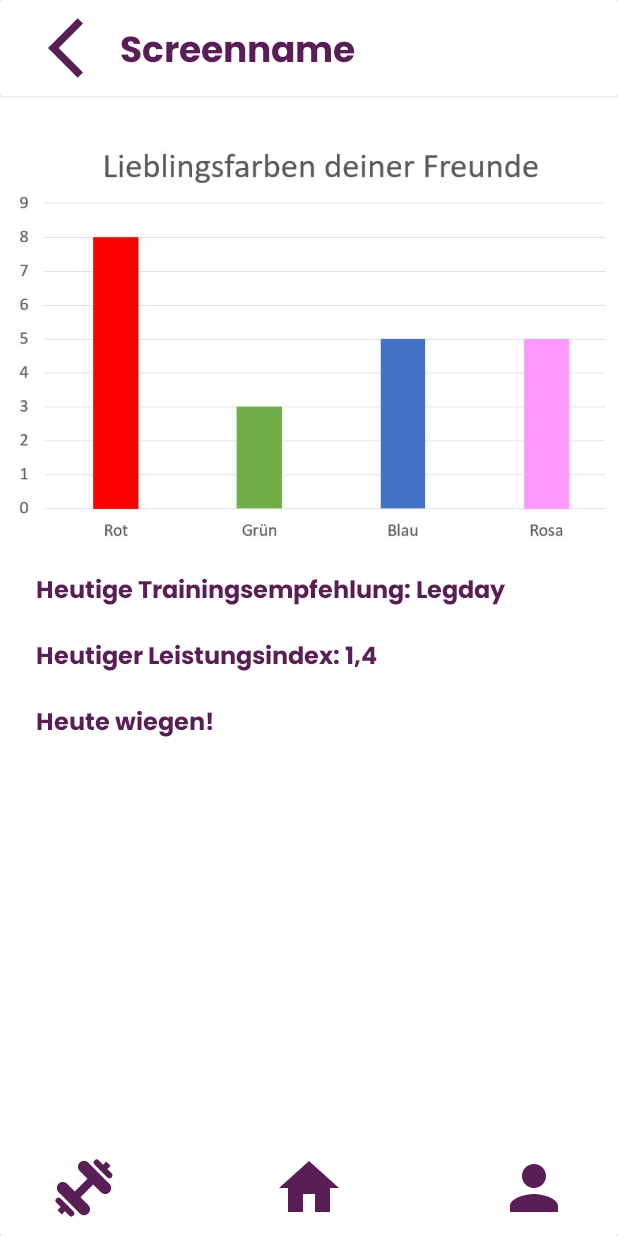
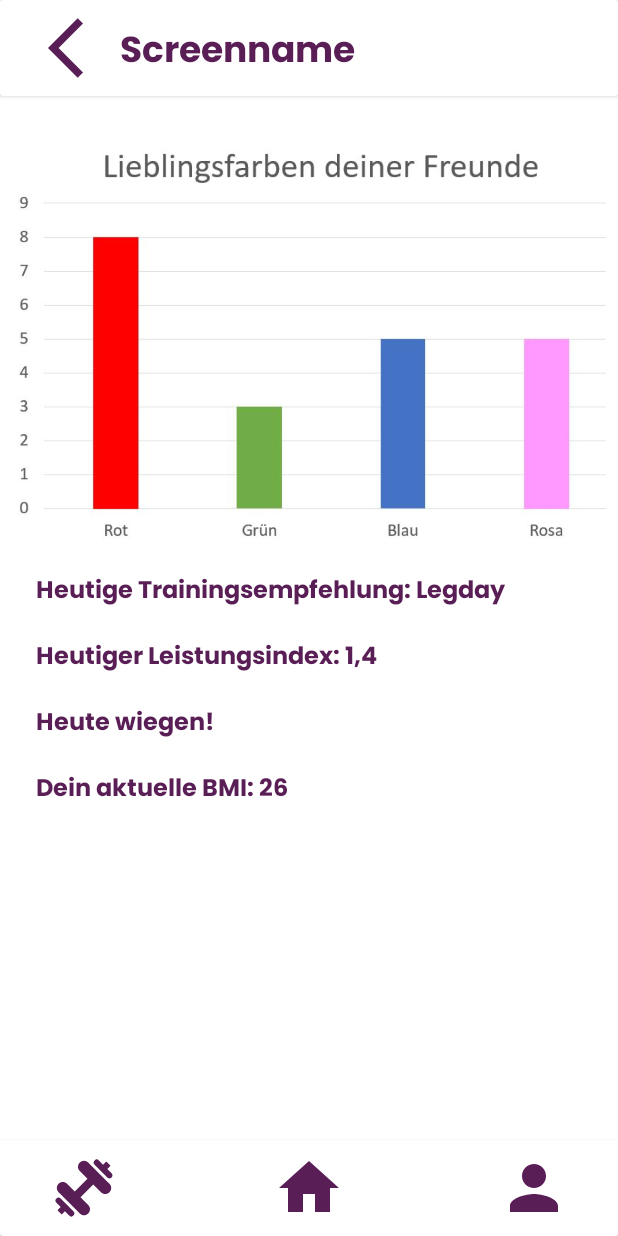
Before and after one commit to Murdoc1988/FitnessJust4U, an Android app: the HomeFragment screen opened through its navigation route, on a phone screen of 412 x 824 dp. Run offline under Robolectric (Android 15) with nearby library versions, the phone set to English and light mode, and no system bars; 2 statements that could not run were skipped.

Commit message:
data classes added detailAdapter added

```diff
--- a/app/src/main/java/com/example/fitnessjust4you/TrainingDetailFragment.kt
+++ b/app/src/main/java/com/example/fitnessjust4you/TrainingDetailFragment.kt
@@ -5,55 +5,56 @@ import androidx.fragment.app.Fragment
 import android.view.LayoutInflater
 import android.view.View
 import android.view.ViewGroup
+import android.widget.Toast
+import androidx.recyclerview.widget.LinearLayoutManager
+import com.example.fitnessjust4you.adapter.TrainingDetailAdapter
+import com.example.fitnessjust4you.databinding.FragmentTrainingDetailBinding
+import com.example.fitnessjust4you.model.TrainingDetail
+class TrainingDetailFragment : Fragment() {
 
-// TODO: Rename parameter arguments, choose names that match
-// the fragment initialization parameters, e.g. ARG_ITEM_NUMBER
-private const val ARG_PARAM1 = "param1"
-private const val ARG_PARAM2 = "param2"
-
-/**
- * A simple [Fragment] subclass.
- * Use the [TrainingDetailFragment.newInstance] factory method to
- * create an instance of this fragment.
- */
-class TrainingDetailFragment : Fragment() {
-    // TODO: Rename and change types of parameters
-    private var param1: String? = null
-    private var param2: String? = null
+    private lateinit var binding: FragmentTrainingDetailBinding
+    private lateinit var adapter: TrainingDetailAdapter
+    private lateinit var trainingDetailList: MutableList<TrainingDetail>
 
     override fun onCreate(savedInstanceState: Bundle?) {
         super.onCreate(savedInstanceState)
-        arguments?.let {
-            param1 = it.getString(ARG_PARAM1)
-            param2 = it.getString(ARG_PARAM2)
-        }
+        binding = FragmentTrainingDetailBinding.inflate(layoutInflater)
+        val view = binding.root
+        setContentView(view)
+        fillTrainingDetailList()
+        setUpUi()
+
     }
 
-    override fun onCreateView(
-        inflater: LayoutInflater, container: ViewGroup?,
-        savedInstanceState: Bundle?
-    ): View? {
-        // Inflate the layout for this fragment
-        return inflater.inflate(R.layout.fragment_training_detail, container, false)
+    fun setUpUi(){
+        binding.detailRv.layoutManager = LinearLayoutManager(this)
+        adapter = TrainingDetailAdapter(trainingDetailList)
+        binding.detailRv.adapter = adapter
     }
 
-    companion object {
-        /**
-         * Use this factory method to create a new instance of
-         * this fragment using the provided parameters.
-         *
-         * @param param1 Parameter 1.
-         * @param param2 Parameter 2.
-         * @return A new instance of fragment TrainingDetailFragment.
-         */
-        // TODO: Rename and change types and number of parameters
-        @JvmStatic
-        fun newInstance(param1: String, param2: String) =
-            TrainingDetailFragment().apply {
-                arguments = Bundle().apply {
-                    putString(ARG_PARAM1, param1)
-                    putString(ARG_PARAM2, param2)
-                }
-            }
+    fun fillTrainingDetailList(){
+        trainingDetailList = mutableListOf(
+            TrainingDetail(1, 1, 80.0, 20, 1, 30, 1),
+            TrainingDetail(2, 2, 80.0, 20, 1, 30, 1),
+            TrainingDetail(3, 3, 80.0, 20, 1, 30, 1),
+            TrainingDetail(4, 4, 80.0, 20, 1, 30, 1),
+            TrainingDetail(5, 1, 90.0, 20, 1, 30, 2),
+            TrainingDetail(6, 2, 95.0, 20, 1, 30, 2),
+            TrainingDetail(7, 3, 100.0, 20, 1, 30, 2),
+            TrainingDetail(8, 4, 105.0, 20, 1, 30, 2),
+            TrainingDetail(9, 5, 110.0, 20, 1, 30, 2),
+            TrainingDetail(10, 6, 115.0, 20, 1, 30, 2),
+            TrainingDetail(11, 1, 40.0, 12, 2, 0, 3),
+            TrainingDetail(12, 2, 50.0, 10, 2, 0,3),
+            TrainingDetail(13, 3, 60.0, 10, 2, 0, 3),
+            TrainingDetail(14, 4, 70.0, 8, 2, 0, 3),
+            TrainingDetail(15, 5, 80.0, 8, 2, 0, 3),
+            TrainingDetail(16, 6, 80.0, 8, 2, 0, 3),
+            TrainingDetail(17, 1, 100.0, 12, 1, 45, 4),
+            TrainingDetail(18, 2, 120.0, 12, 1, 45, 4),
+            TrainingDetail(19, 3, 120.0, 12, 1, 45, 4),
+            TrainingDetail(20, 4, 100.0, 12, 1, 45, 4)
+            )
     }
+
 }
--- /dev/null
+++ b/app/src/main/java/com/example/fitnessjust4you/model/Days.kt
@@ -0,0 +1,6 @@
+package com.example.fitnessjust4you.model
+
+data class Days(
+    var did: Int,
+    var dname: String
+)
--- /dev/null
+++ b/app/src/main/java/com/example/fitnessjust4you/model/Muscle.kt
@@ -0,0 +1,6 @@
+package com.example.fitnessjust4you.model
+
+data class Muscle(
+    var mid: Int,
+    var mname: String
+)
--- /dev/null
+++ b/app/src/main/java/com/example/fitnessjust4you/model/TrainingDetail.kt
@@ -0,0 +1,11 @@
+package com.example.fitnessjust4you.model
+
+data class TrainingDetail(
+    val did: Int,
+    val dset: Int,
+    val dweight: Double,
+    val dreps: Int,
+    val dbreakmin: Int,
+    val dbreaktsec: Int,
+    val d_sid: Int
+)
--- a/app/src/main/res/layout/fragment_home.xml
+++ b/app/src/main/res/layout/fragment_home.xml
@@ -46,7 +46,7 @@
         app:layout_constraintTop_toBottomOf="@+id/home_training_recommend_text" />
 
     <androidx.appcompat.widget.AppCompatCheckedTextView
-        android:id="@+id/home_daily_tast_text"
+        android:id="@+id/home_daily_task_text"
         android:layout_width="0dp"
         android:layout_height="wrap_content"
         android:layout_marginTop="16dp"
@@ -56,4 +56,16 @@
         android:textSize="16sp"
         app:layout_constraintStart_toStartOf="@+id/home_perfomance_index_text"
         app:layout_constraintTop_toBottomOf="@+id/home_perfomance_index_text" />
+
+    <androidx.appcompat.widget.AppCompatCheckedTextView
+        android:id="@+id/home_bmi_text"
+        android:layout_width="0dp"
+        android:layout_height="wrap_content"
+        android:layout_marginTop="16dp"
+        android:fontFamily="@font/poppins_bold"
+        android:text="Dein aktuelle BMI: 26"
+        android:textColor="@color/menu_button"
+        android:textSize="16sp"
+        app:layout_constraintStart_toStartOf="@+id/home_daily_task_text"
+        app:layout_constraintTop_toBottomOf="@+id/home_daily_task_text" />
 </androidx.constraintlayout.widget.ConstraintLayout>
--- a/app/src/main/res/layout/fragment_training_detail.xml
+++ b/app/src/main/res/layout/fragment_training_detail.xml
@@ -7,17 +7,18 @@
     tools:context=".TrainingDetailFragment">
 
     <androidx.recyclerview.widget.RecyclerView
+        android:id="@+id/detail_rv"
         android:layout_width="match_parent"
         android:layout_height="match_parent"
         android:layout_marginStart="8dp"
         android:layout_marginTop="8dp"
         android:layout_marginEnd="8dp"
         android:layout_marginBottom="8dp"
+        app:layoutManager="androidx.recyclerview.widget.LinearLayoutManager"
         app:layout_constraintBottom_toBottomOf="parent"
         app:layout_constraintEnd_toEndOf="parent"
         app:layout_constraintStart_toStartOf="parent"
         app:layout_constraintTop_toTopOf="parent"
         tools:itemCount="20"
-        tools:listitem="@layout/item_detail_folded"
-        app:layoutManager="androidx.recyclerview.widget.LinearLayoutManager"/>
+        tools:listitem="@layout/item_detail_folded" />
 </androidx.constraintlayout.widget.ConstraintLayout>
--- a/app/src/main/res/layout/item_detail_folded.xml
+++ b/app/src/main/res/layout/item_detail_folded.xml
@@ -49,7 +49,7 @@
                 tools:text="80kg" />
 
             <TextView
-                android:id="@+id/textView3"
+                android:id="@+id/detail_reps_text"
                 android:layout_width="wrap_content"
                 android:layout_height="wrap_content"
                 android:layout_marginStart="48dp"
--- a/app/src/main/res/navigation/nav_graph_app.xml
+++ b/app/src/main/res/navigation/nav_graph_app.xml
@@ -3,7 +3,7 @@
     xmlns:app="http://schemas.android.com/apk/res-auto"
     xmlns:tools="http://schemas.android.com/tools"
     android:id="@+id/nav_graph"
-    app:startDestination="@id/profileFragment">
+    app:startDestination="@id/trainingDetailFragment">
 
     <fragment
         android:id="@+id/homeFragment"
```
Also changed, not shown: app/src/main/java/com/example/fitnessjust4you/adapter/TrainingDetailAdapter.kt (added, +31 -0 lines), app/src/main/java/com/example/fitnessjust4you/model/Training.kt (added, +9 -0 lines), app/src/main/java/com/example/fitnessjust4you/model/TrainingHistory.kt (added, +11 -0 lines), app/src/main/java/com/example/fitnessjust4you/model/TrainingSet.kt (added, +11 -0 lines), app/src/main/java/com/example/fitnessjust4you/model/User.kt (added, +14 -0 lines), app/src/main/java/com/example/fitnessjust4you/model/WeightHistory.kt (added, +9 -0 lines), app/src/main/res/layout/item_detail_unfolded.xml (+14 -14 lines).
